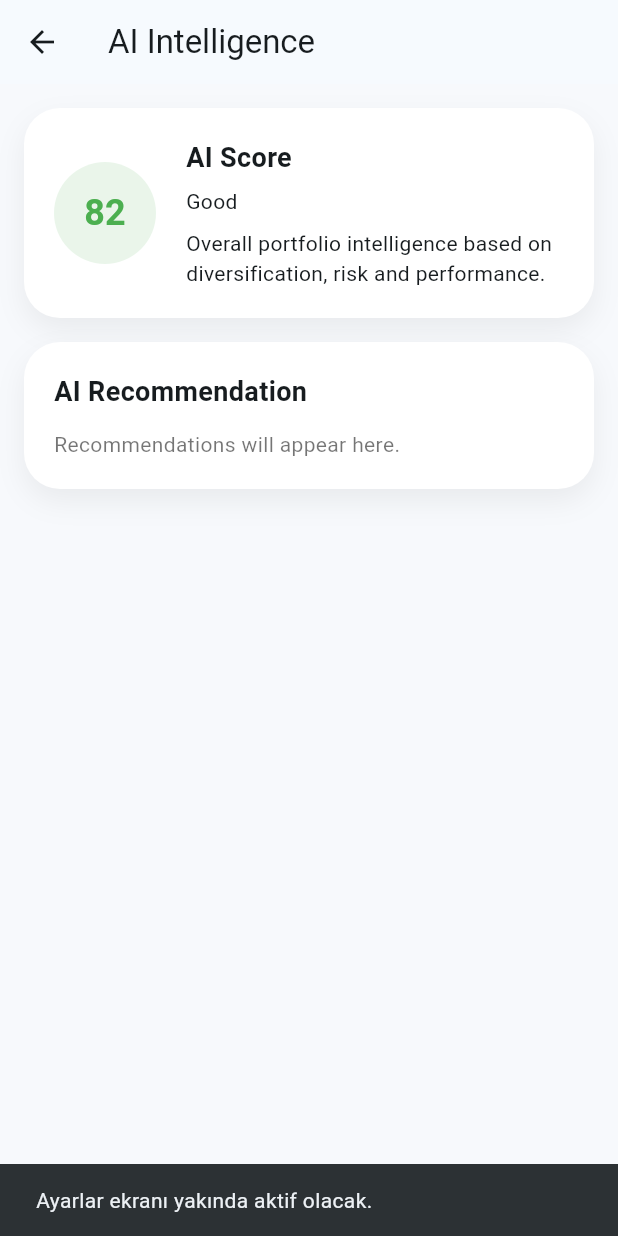
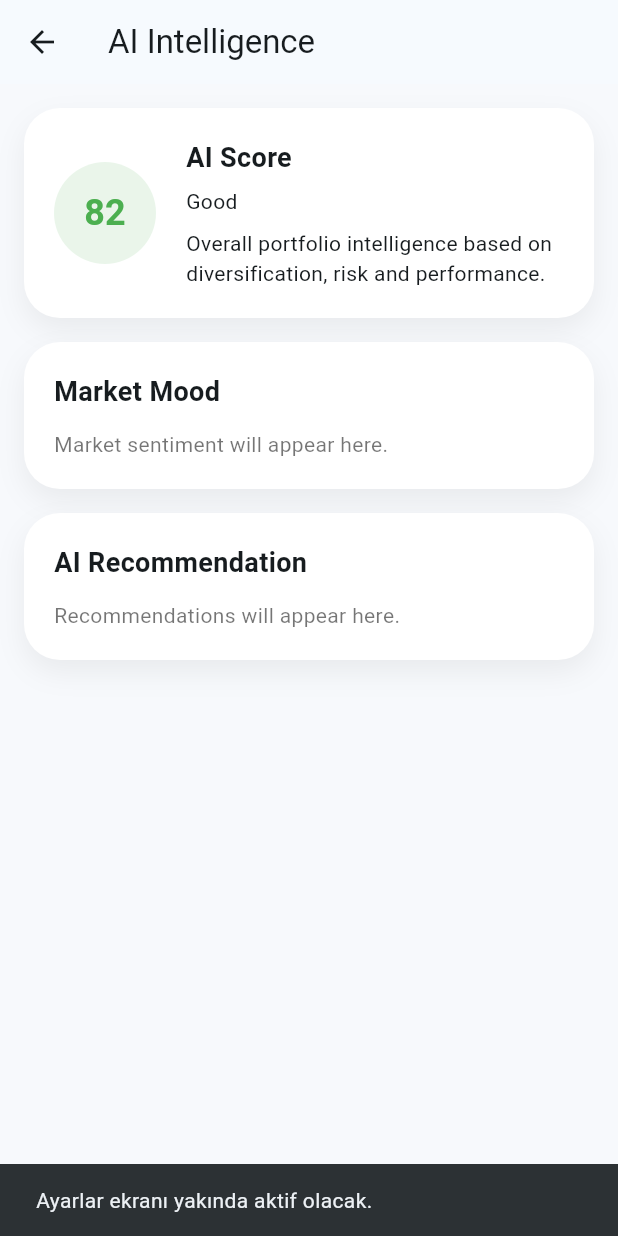
Before and after one commit to ErhanOzalhas/myfin-mobile, a Flutter app: the screen it shows once a user with an empty profile is signed in, item 5 of the bottom bar chosen, after a tap on "MyFin Intelligence", on a phone screen of 412 x 824 dp. Run offline on Flutter 3.47's test engine with Material 3 defaults, Android fonts, the light colour scheme and no system bars; our stand-ins replace cloud_firestore, firebase_auth, firebase_core; accounts and stored records are empty.

Commit message:
Stabilize intelligence shell

```diff
--- a/lib/screens/intelligence/intelligence_page.dart
+++ b/lib/screens/intelligence/intelligence_page.dart
@@ -2,6 +2,7 @@ import 'package:flutter/material.dart';
 
 import '../../widgets/intelligence/intelligence_recommendation_card.dart';
 import '../../widgets/intelligence/intelligence_score_card.dart';
+import '../../widgets/intelligence_market_mood_card.dart';
 
 class IntelligencePage extends StatelessWidget {
   const IntelligencePage({super.key});
@@ -19,6 +20,8 @@ class IntelligencePage extends StatelessWidget {
           children: [
             IntelligenceScoreCard(),
             SizedBox(height: 16),
+            IntelligenceMarketMoodCard(),
+            SizedBox(height: 16),
             IntelligenceRecommendationCard(),
           ],
         ),
--- a/lib/screens/my_fin_home.dart
+++ b/lib/screens/my_fin_home.dart
@@ -25,7 +25,7 @@ import '../widgets/dashboard/portfolio_pulse_panel.dart';
 import '../widgets/dashboard/portfolio_list.dart';
 import '../widgets/dashboard/smart_insights_panel.dart';
 import 'add_portfolio_item_page.dart';
-
+import '../../models/portfolio_item.dart';
 class MyFinHome extends StatefulWidget {
   const MyFinHome({super.key});
 
@@ -152,6 +152,21 @@ onDestinationSelected: (index) {
     return;
   }
 
+  if (index == 3) {
+
+  Navigator.of(context).push(
+
+    MaterialPageRoute(
+
+      builder: (_) => const IntelligencePage(),
+
+    ),
+
+  );
+
+  return;
+
+}
 if (index == 3) {
   Navigator.of(context).push(
     MaterialPageRoute(
--- a/lib/widgets/intelligence/intelligence_score_card.dart
+++ b/lib/widgets/intelligence/intelligence_score_card.dart
@@ -6,7 +6,6 @@ class IntelligenceScoreCard extends StatelessWidget {
   @override
   Widget build(BuildContext context) {
     const score = 82;
-    const status = 'Good';
 
     final scoreColor = score >= 80
         ? Colors.green
@@ -49,7 +48,10 @@ class IntelligenceScoreCard extends StatelessWidget {
               children: [
                 Text(
                   'AI Score',
-                  style: TextStyle(fontSize: 18, fontWeight: FontWeight.bold),
+                  style: TextStyle(
+                    fontSize: 18,
+                    fontWeight: FontWeight.bold,
+                  ),
                 ),
                 SizedBox(height: 6),
                 Text('Good'),
```
Lines whose indentation alone changed are shown as unchanged.
